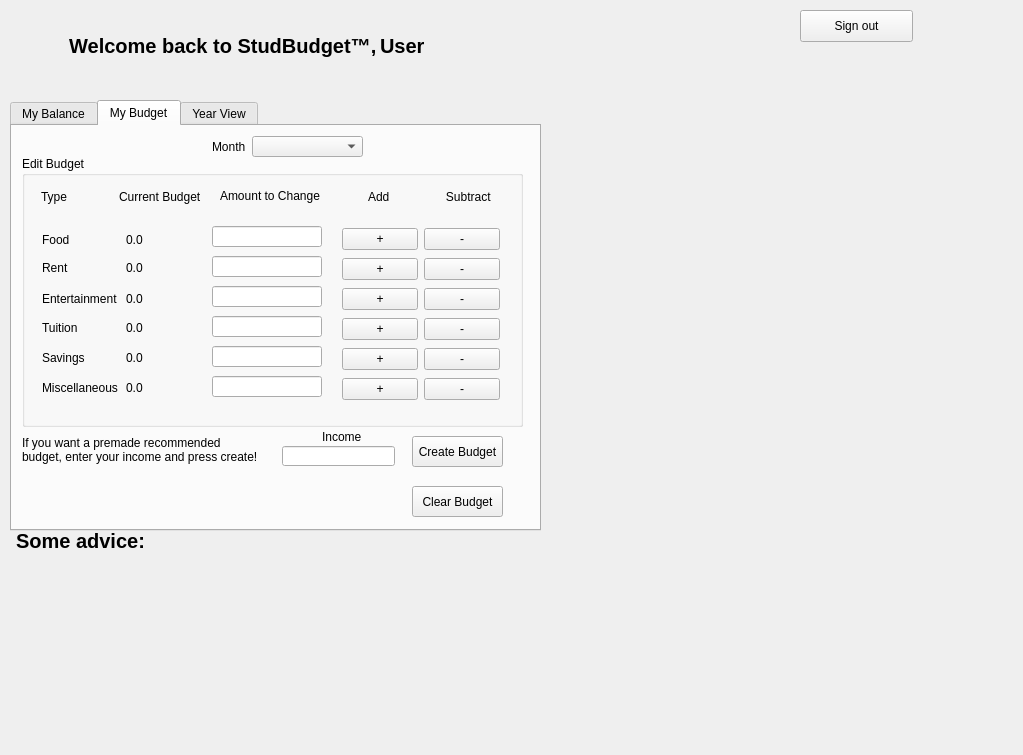
This is GUI3/GUI3/appdialog.ui in Kbarrera123/StudBudget as Qt 5 draws it before an edit. The edited form follows.
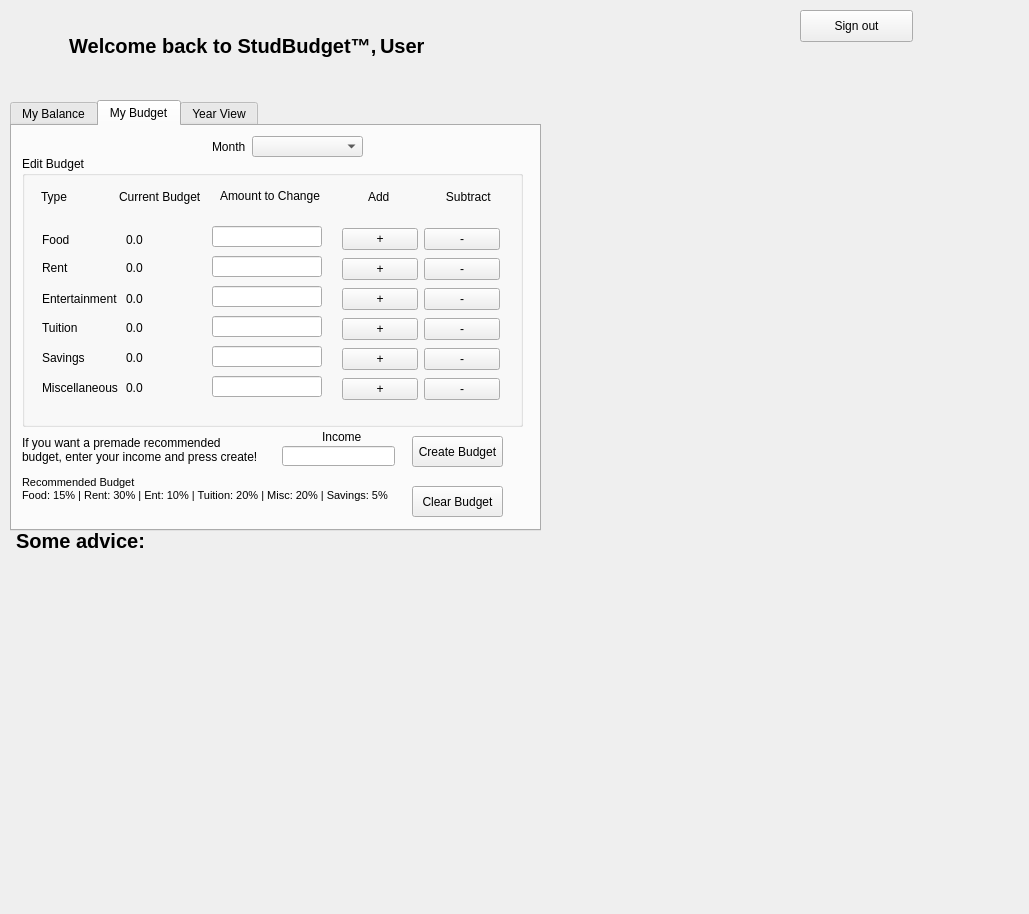
This is the edited form. Icons and pictures are not drawn.

```diff
--- a/GUI3/GUI3/appdialog.ui
+++ b/GUI3/GUI3/appdialog.ui
@@ -6,8 +6,8 @@
    <rect>
     <x>0</x>
     <y>0</y>
-    <width>1023</width>
-    <height>755</height>
+    <width>1029</width>
+    <height>914</height>
    </rect>
   </property>
   <property name="windowTitle">
@@ -1101,6 +1101,31 @@
       <string>Clear Budget</string>
      </property>
     </widget>
+    <widget class="QLabel" name="label_25">
+     <property name="geometry">
+      <rect>
+       <x>10</x>
+       <y>350</y>
+       <width>381</width>
+       <height>31</height>
+      </rect>
+     </property>
+     <property name="font">
+      <font>
+       <pointsize>8</pointsize>
+       <underline>false</underline>
+      </font>
+     </property>
+     <property name="text">
+      <string>Recommended Budget                                                                                            Food: 15% | Rent: 30% | Ent: 10% | Tuition: 20% | Misc: 20% | Savings: 5%</string>
+     </property>
+     <property name="alignment">
+      <set>Qt::AlignLeading|Qt::AlignLeft|Qt::AlignTop</set>
+     </property>
+     <property name="wordWrap">
+      <bool>true</bool>
+     </property>
+    </widget>
    </widget>
    <widget class="QWidget" name="widget">
     <attribute name="title">
```
